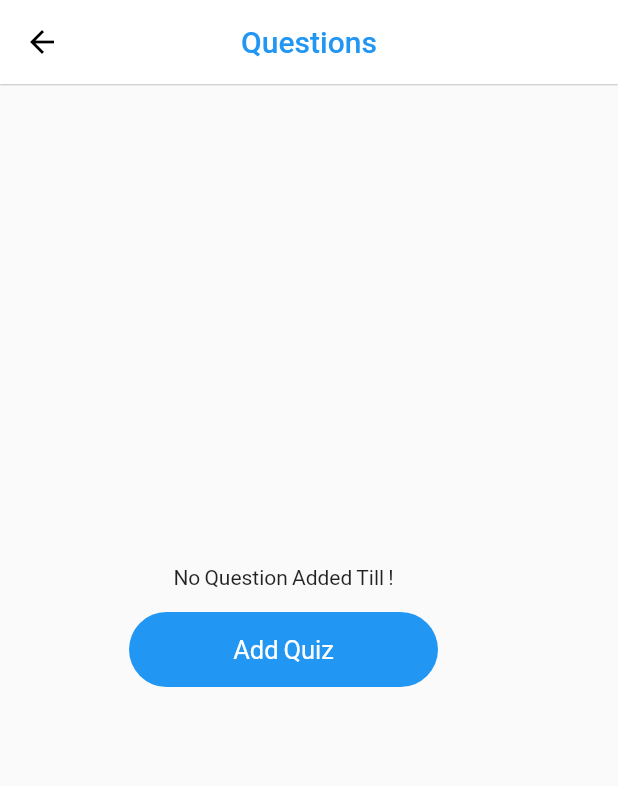
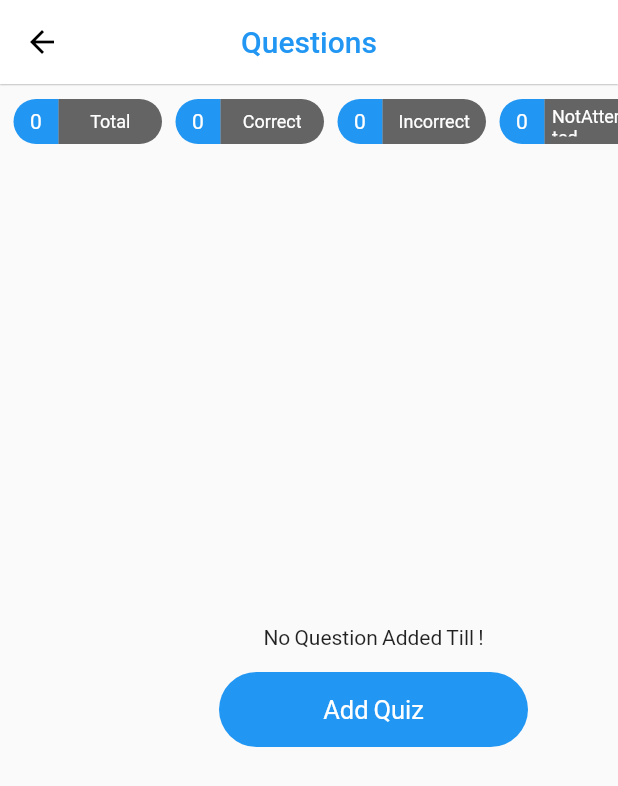
Before and after one commit to ashisbhowmik/Flutter-Chat-App, a Flutter app: the PlayQuiz screen opened directly with empty values, on a phone screen of 412 x 824 dp. Shown: the top 786 px of the screen. Run offline on Flutter 3.47's test engine with Material 2 defaults, Android fonts, the phone set to English and light mode, and no system bars; our stand-ins replace cached_network_image, cloud_firestore, firebase_auth, firebase_core, google_fonts, random_string and 1 more; accounts and stored records are empty; Roboto replaces fonts that are missing (Hind).

Commit message:
headerTile added

```diff
--- /dev/null
+++ b/lib/views/answer_count_tile.dart
@@ -0,0 +1,52 @@
+import 'package:flutter/material.dart';
+
+class AnswerCountTile extends StatefulWidget {
+  late int count;
+  late String category;
+  AnswerCountTile({required this.count, required this.category});
+
+  @override
+  _AnswerCountTileState createState() => _AnswerCountTileState();
+}
+
+class _AnswerCountTileState extends State<AnswerCountTile> {
+  @override
+  Widget build(BuildContext context) {
+    return Container(
+      padding: EdgeInsets.only(
+        left: 9,
+      ),
+      margin: EdgeInsets.only(top: 10),
+      child: Row(
+        children: <Widget>[
+          Container(
+              width: 30,
+              alignment: Alignment.center,
+              padding: EdgeInsets.all(5),
+              decoration: BoxDecoration(
+                  color: Colors.blue,
+                  borderRadius: BorderRadius.only(
+                      topLeft: Radius.circular(18),
+                      bottomLeft: Radius.circular(18))),
+              child: Text(
+                "${widget.count}",
+                style: TextStyle(color: Colors.white),
+              )),
+          Container(
+              width: 69,
+              alignment: Alignment.center,
+              padding: EdgeInsets.all(5),
+              decoration: BoxDecoration(
+                  color: Colors.black.withOpacity(0.6),
+                  borderRadius: BorderRadius.only(
+                      topRight: Radius.circular(18),
+                      bottomRight: Radius.circular(18))),
+              child: Text(
+                "${widget.category}",
+                style: TextStyle(color: Colors.white, fontSize: 12),
+              )),
+        ],
+      ),
+    );
+  }
+}
--- a/lib/views/play_quiz.dart
+++ b/lib/views/play_quiz.dart
@@ -6,6 +6,7 @@
 import 'package:quizmaker/models/question_model.dart';
 import 'package:quizmaker/services/database.dart';
 import 'package:quizmaker/views/addquestions.dart';
+import 'package:quizmaker/views/answer_count_tile.dart';
 import 'package:quizmaker/views/quiz_option_tile.dart';
 import 'package:quizmaker/views/quizes_submit_result.dart';
 import 'package:quizmaker/widgets/widget.dart';
@@ -81,11 +82,15 @@
       body: RefreshIndicator(
         onRefresh: getNewData,
         child: SingleChildScrollView(
-          child: RefreshIndicator(
-            onRefresh: getNewData,
           child: Container(
             child: Column(
               children: [
+                InfoHeader(
+                  total: _total,
+                  correct: _correct,
+                  incorrect: _incorrect,
+                  notAttempted: _notAttempted,
+                ),
                 questionsSnapshot == null
                     ? Container(
                         margin: EdgeInsets.only(top: 300),
@@ -108,8 +113,7 @@
                                     Navigator.push(
                                         context,
                                         MaterialPageRoute(
-                                              builder: (context) =>
-                                                  AddQuestions(
+                                            builder: (context) => AddQuestions(
                                                 quizId: widget.quizId)));
                                   },
                                   child: Container(
@@ -139,15 +143,13 @@
                             itemCount: questionsSnapshot!.docChanges.length,
                             itemBuilder: (context, index) {
                               return QuizPlayTile(
-                                  questionModel:
-                                      getQuestionModelFromDataSnapshot(
+                                questionModel: getQuestionModelFromDataSnapshot(
                                     questionsSnapshot!.docChanges[index]),
                                 index: index,
                               );
                             },
                           )
               ],
-              ),
             ),
           ),
         ),
@@ -406,3 +408,36 @@
     );
   }
 }
+
+// Info Header
+class InfoHeader extends StatefulWidget {
+  late int correct, incorrect, notAttempted, total;
+  InfoHeader(
+      {required this.correct,
+      required this.incorrect,
+      required this.notAttempted,
+      required this.total});
+
+  @override
+  _InfoHeaderState createState() => _InfoHeaderState();
+}
+
+class _InfoHeaderState extends State<InfoHeader> {
+  @override
+  Widget build(BuildContext context) {
+    return Container(
+      height: 40,
+      child: ListView(
+        scrollDirection: Axis.horizontal,
+        shrinkWrap: true,
+        children: [
+          AnswerCountTile(count: widget.total, category: "Total"),
+          AnswerCountTile(count: widget.correct, category: "Correct"),
+          AnswerCountTile(count: widget.incorrect, category: "Incorrect"),
+          AnswerCountTile(count: widget.notAttempted, category: "NotAttempted"),
+          SizedBox(width: 4),
+        ],
+      ),
+    );
+  }
+}
```
Lines whose indentation alone changed are shown as unchanged.
